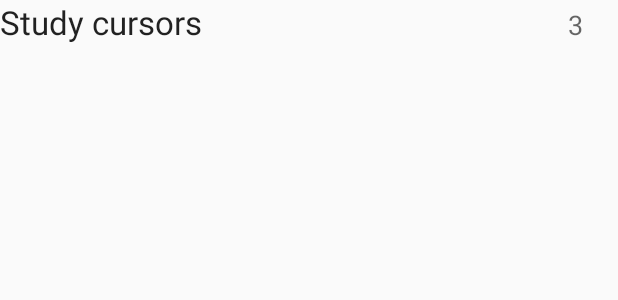
After one commit to Monte9/TodoApp-Android, an Android app: the layout item_todo.xml on its own in the app's theme, with its tools: preview values and no code run, on a phone screen of 412 x 824 dp. The commit adds this screen. Shown: the top 300 px of the screen. Run offline under Robolectric (Android 15) with nearby library versions, the phone set to English and light mode, and no system bars.

Commit message:
display todo list from db

```diff
--- /dev/null
+++ b/TodoApp/app/src/main/res/layout/item_todo.xml
@@ -0,0 +1,21 @@
+<?xml version="1.0" encoding="utf-8"?>
+<LinearLayout xmlns:android="http://schemas.android.com/apk/res/android"
+    android:layout_width="match_parent"
+    android:layout_height="match_parent"
+    android:orientation="horizontal"
+    android:weightSum="1">
+    <TextView
+        android:id="@+id/tvBody"
+        android:layout_width="wrap_content"
+        android:layout_height="wrap_content"
+        android:text="Study cursors"
+        android:textAppearance="?android:attr/textAppearanceLarge"
+        android:layout_weight="0.91" />
+    <TextView
+        android:id="@+id/tvPriority"
+        android:layout_width="wrap_content"
+        android:layout_height="wrap_content"
+        android:layout_marginLeft="10dp"
+        android:text="3"
+        android:textAppearance="?android:attr/textAppearanceMedium" />
+</LinearLayout>
```
Also changed, not shown: TodoApp/app/src/main/java/com/montewithpillow/todoapp/MainActivity.java (+17 -27 lines), TodoApp/app/src/main/java/com/montewithpillow/todoapp/TodoCursorAdapter.java (added, +41 -0 lines), TodoApp/app/src/main/java/com/montewithpillow/todoapp/TodoItemDatabaseHelper.java (+27 -1 lines).
